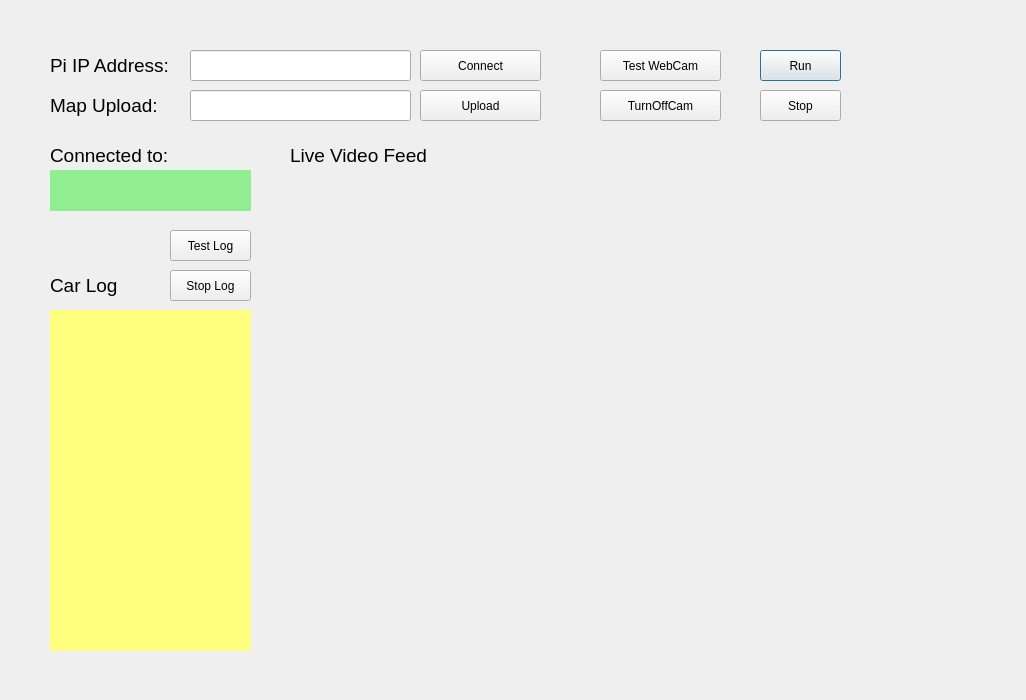
Before: the Qt Designer form rcGUI_design.ui in Temple-Autonomous-RC-Car/Control-Server, drawn with Qt 5.
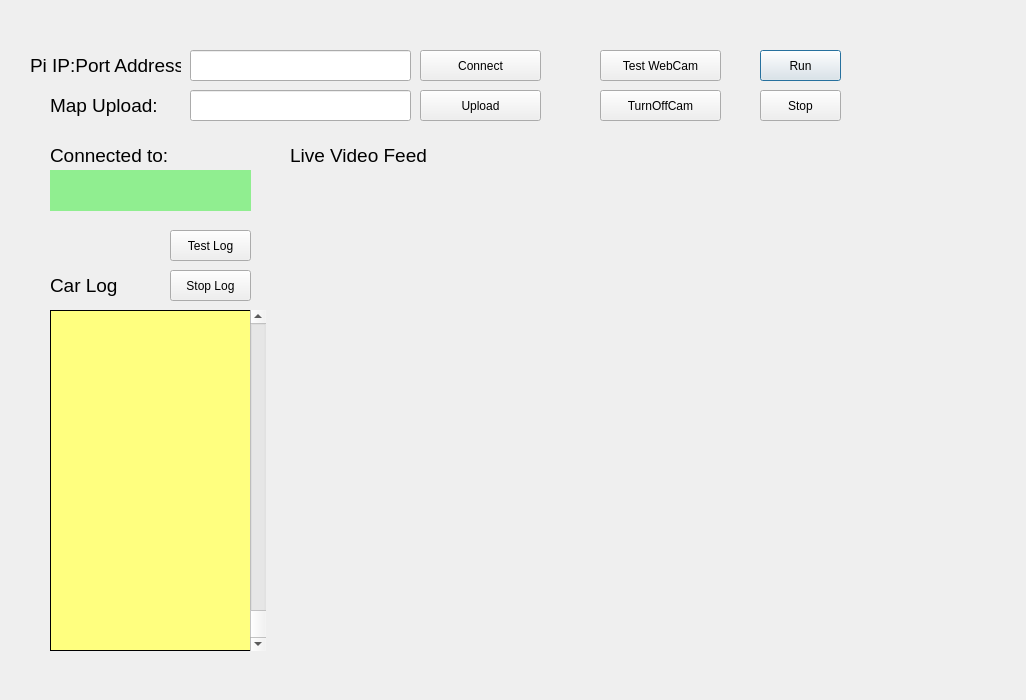
After: the same form once the commit is applied.

Commit message: IP:Port Input will connect to video stream

```diff
--- a/rcGUI_design.ui
+++ b/rcGUI_design.ui
@@ -13,6 +13,12 @@
   <property name="windowTitle">
    <string>Dialog</string>
   </property>
+  <property name="autoFillBackground">
+   <bool>false</bool>
+  </property>
+  <property name="styleSheet">
+   <string notr="true"/>
+  </property>
   <widget class="QPushButton" name="RunButton">
    <property name="geometry">
     <rect>
@@ -55,7 +61,7 @@
   <widget class="QLabel" name="IPAddressLabel">
    <property name="geometry">
     <rect>
-     <x>50</x>
+     <x>30</x>
      <y>50</y>
      <width>151</width>
      <height>31</height>
@@ -67,7 +73,7 @@
     </font>
    </property>
    <property name="text">
-    <string>Pi IP Address:</string>
+    <string>Pi IP:Port Address</string>
    </property>
   </widget>
   <widget class="QLabel" name="CarLogTitle">
@@ -109,12 +115,21 @@
     <string notr="true">background-color: rgb(255, 255, 127);
 </string>
    </property>
+   <property name="frameShape">
+    <enum>QFrame::Panel</enum>
+   </property>
    <property name="text">
     <string/>
    </property>
    <property name="alignment">
     <set>Qt::AlignBottom|Qt::AlignLeading|Qt::AlignLeft</set>
    </property>
+   <property name="wordWrap">
+    <bool>false</bool>
+   </property>
+   <property name="textInteractionFlags">
+    <set>Qt::NoTextInteraction</set>
+   </property>
   </widget>
   <widget class="QPushButton" name="ConnectButton">
    <property name="geometry">
@@ -304,6 +319,127 @@
     <string>Test Log</string>
    </property>
   </widget>
+  <widget class="QScrollArea" name="scrollArea">
+   <property name="geometry">
+    <rect>
+     <x>50</x>
+     <y>310</y>
+     <width>201</width>
+     <height>341</height>
+    </rect>
+   </property>
+   <property name="sizePolicy">
+    <sizepolicy hsizetype="Expanding" vsizetype="Expanding">
+     <horstretch>0</horstretch>
+     <verstretch>0</verstretch>
+    </sizepolicy>
+   </property>
+   <property name="focusPolicy">
+    <enum>Qt::WheelFocus</enum>
+   </property>
+   <property name="frameShadow">
+    <enum>QFrame::Sunken</enum>
+   </property>
+   <property name="verticalScrollBarPolicy">
+    <enum>Qt::ScrollBarAlwaysOn</enum>
+   </property>
+   <property name="widgetResizable">
+    <bool>true</bool>
+   </property>
+   <property name="alignment">
+    <set>Qt::AlignBottom|Qt::AlignJustify</set>
+   </property>
+   <widget class="QWidget" name="CarFeedContent_Scrollable">
+    <property name="geometry">
+     <rect>
+      <x>0</x>
+      <y>0</y>
+      <width>182</width>
+      <height>339</height>
+     </rect>
+    </property>
+   </widget>
+  </widget>
+  <widget class="QScrollBar" name="sensorLog_verticalScrollBar">
+   <property name="geometry">
+    <rect>
+     <x>250</x>
+     <y>310</y>
+     <width>16</width>
+     <height>341</height>
+    </rect>
+   </property>
+   <property name="sizePolicy">
+    <sizepolicy hsizetype="Fixed" vsizetype="Expanding">
+     <horstretch>0</horstretch>
+     <verstretch>0</verstretch>
+    </sizepolicy>
+   </property>
+   <property name="minimum">
+    <number>0</number>
+   </property>
+   <property name="maximum">
+    <number>16777215</number>
+   </property>
+   <property name="pageStep">
+    <number>10</number>
+   </property>
+   <property name="value">
+    <number>16777215</number>
+   </property>
+   <property name="sliderPosition">
+    <number>16777215</number>
+   </property>
+   <property name="tracking">
+    <bool>false</bool>
+   </property>
+   <property name="orientation">
+    <enum>Qt::Vertical</enum>
+   </property>
+   <property name="invertedAppearance">
+    <bool>false</bool>
+   </property>
+   <property name="invertedControls">
+    <bool>true</bool>
+   </property>
+  </widget>
+  <widget class="QLabel" name="noIPwarning">
+   <property name="geometry">
+    <rect>
+     <x>190</x>
+     <y>19</y>
+     <width>211</width>
+     <height>31</height>
+    </rect>
+   </property>
+   <property name="styleSheet">
+    <string notr="true">color: red;</string>
+   </property>
+   <property name="text">
+    <string/>
+   </property>
+  </widget>
+  <zorder>scrollArea</zorder>
+  <zorder>RunButton</zorder>
+  <zorder>StopButton</zorder>
+  <zorder>IPlineEdit</zorder>
+  <zorder>IPAddressLabel</zorder>
+  <zorder>CarLogTitle</zorder>
+  <zorder>CarLogLabel</zorder>
+  <zorder>ConnectButton</zorder>
+  <zorder>LiveVideoFeedLabelTitle</zorder>
+  <zorder>IPAddressLabel_5</zorder>
+  <zorder>imageUploadEdit</zorder>
+  <zorder>MapUploadButton</zorder>
+  <zorder>TestCamButton</zorder>
+  <zorder>TurnOffCamButton</zorder>
+  <zorder>LiveCamView</zorder>
+  <zorder>CarLogTitle_2</zorder>
+  <zorder>CarIPLabel</zorder>
+  <zorder>stopLogButton</zorder>
+  <zorder>testLogButton</zorder>
+  <zorder>sensorLog_verticalScrollBar</zorder>
+  <zorder>noIPwarning</zorder>
  </widget>
  <resources/>
  <connections/>
```
The commit also changes 2 other files.
